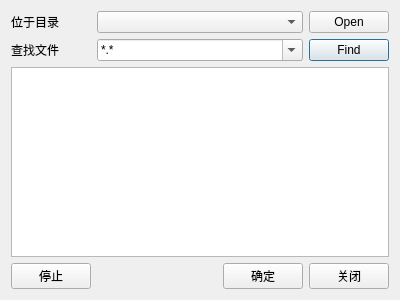
First picture: the form in finddialog.ui, repository nextuser/qt-moredirs, before the edit.
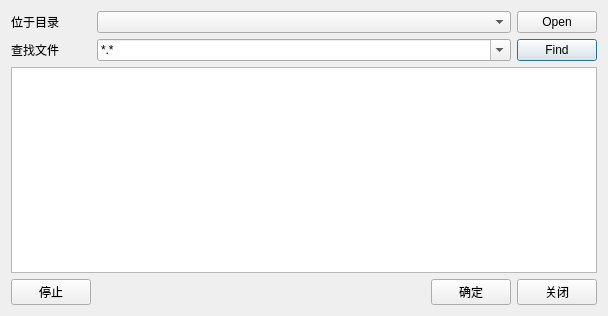
Second picture: the form after the edit. Icons and pictures are not drawn.

Patch:
```diff
--- a/finddialog.ui
+++ b/finddialog.ui
@@ -6,8 +6,8 @@
    <rect>
     <x>0</x>
     <y>0</y>
-    <width>400</width>
-    <height>300</height>
+    <width>608</width>
+    <height>316</height>
    </rect>
   </property>
   <property name="windowTitle">
```
